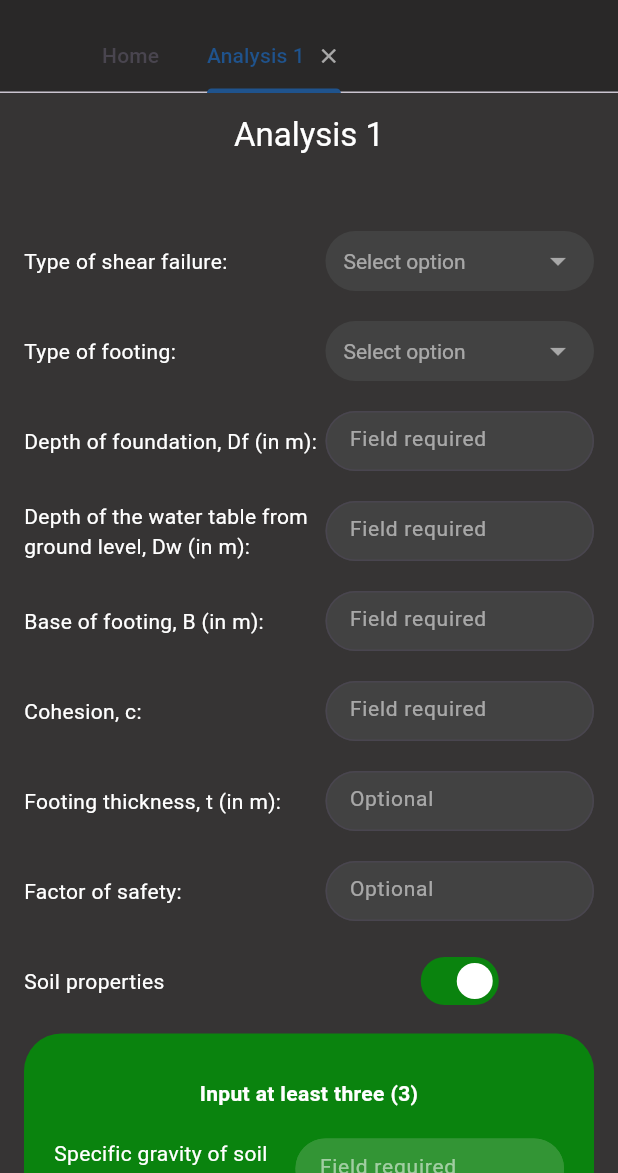
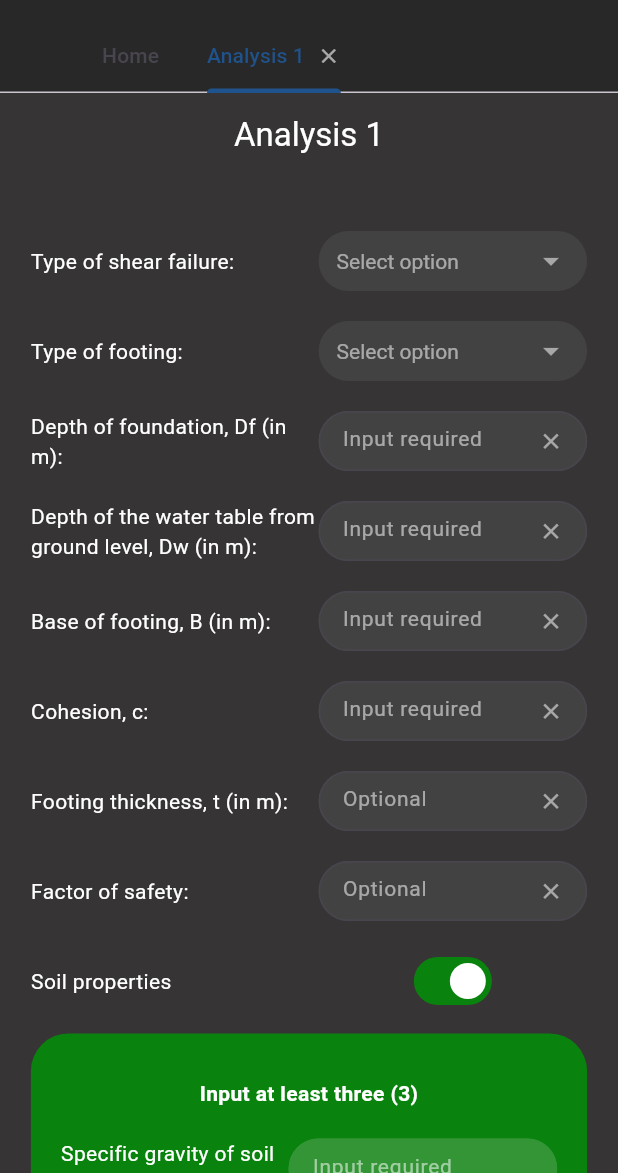
Before and after one commit to raymunddd/foundcalc, a Flutter app: the screen it shows after launch, after a tap on "Analysis", on a phone screen of 412 x 824 dp, the part 63-1236 px from its top. Run offline on Flutter 3.47's test engine with Material 3 defaults, Android fonts, the phone set to English and light mode, and no system bars.

Commit message:
Updated UI to be more centered for Windows devices

```diff
--- a/foundcalc/lib/pages/analysis_page.dart
+++ b/foundcalc/lib/pages/analysis_page.dart
@@ -218,6 +218,7 @@ Widget build(BuildContext context) {
     body: SingleChildScrollView(
       child: Padding(
         padding: const EdgeInsets.all(16.0),
+        child: Center(
           child: Column(
             mainAxisSize: MainAxisSize.min, // Ensures it takes only necessary height
             // row managerrrr
@@ -254,6 +255,7 @@ Widget build(BuildContext context) {
           ),
         ),
       ),
+    ),
   );
 }
 
@@ -274,6 +276,9 @@ Widget build(BuildContext context) {
   Widget row1ShearFailure() {
     return Padding(
       padding: EdgeInsets.only(top: 20),
+      child: Container(
+        width: MediaQuery.of(context).size.width * 0.9,
+        constraints: BoxConstraints(maxWidth: 500),
         child: Row(
           mainAxisAlignment: MainAxisAlignment.spaceBetween, // Centers row children horizontally
           children: [
@@ -316,11 +321,15 @@ Widget build(BuildContext context) {
             ),
           ],
         ),
+      ),
     );
   }
   Widget row2FootingType() {
     return Padding(
       padding: EdgeInsets.only(top: 20),
+      child: Container(
+        width: MediaQuery.of(context).size.width * 0.9,
+        constraints: BoxConstraints(maxWidth: 500),
         child: Row(
           mainAxisAlignment: MainAxisAlignment.spaceBetween, // Centers row children horizontally
           children: [
@@ -363,11 +372,15 @@ Widget build(BuildContext context) {
           ),
         ],
       ),
+      ),
     );
   }
   Widget row3Df() {
     return Padding(
       padding: EdgeInsets.only(top: 20),
+      child: Container(
+        width: MediaQuery.of(context).size.width * 0.9,
+        constraints: BoxConstraints(maxWidth: 500),
         child: Row(
           mainAxisAlignment: MainAxisAlignment.spaceBetween, // Centers row children horizontally
           children: [
@@ -389,7 +402,7 @@ Widget build(BuildContext context) {
                     controller: inputDepthFoundation, //Ito yun pampalagay sa variable hahaha. Dapat di to mawawala
                     style: TextStyle(color: Colors.white),
                     decoration: InputDecoration(
-                    hintText: "Field required",
+                      hintText: "Input required",
                       hintStyle: TextStyle(color: Colors.white54, fontSize: 14),
                       border: OutlineInputBorder(
                         borderRadius: BorderRadius.circular(25),
@@ -400,18 +413,33 @@ Widget build(BuildContext context) {
                         borderRadius: BorderRadius.circular(25),
                         borderSide: BorderSide(color: Colors.white),
                       ),
-                  ),
-                ),
-              )
-            )
-          ),
-        ],
+                      suffixIcon: IconButton(
+                        icon: Icon(
+                          Icons.clear,
+                          color: Colors.white54,
+                        ),
+                        iconSize: 17,
+                        onPressed: () {
+                          // Clear the text field
+                          inputDepthFoundation.clear();
+                        },
+                      ),
+                    ),
+                  )
+                )
+              ),
+            ),
+          ],
+        ),
       ),
     );
   }
   Widget row4Dw() {
     return Padding(
       padding: EdgeInsets.only(top: 20),
+      child: Container(
+        width: MediaQuery.of(context).size.width * 0.9,
+        constraints: BoxConstraints(maxWidth: 500),
         child: Row(
           mainAxisAlignment: MainAxisAlignment.spaceBetween, // Centers row children horizontally
           children: [
@@ -433,7 +461,7 @@ Widget build(BuildContext context) {
                     controller: inputDepthWater,
                     style: TextStyle(color: Colors.white),
                     decoration: InputDecoration(
-                    hintText: "Field required",
+                      hintText: "Input required",
                       hintStyle: TextStyle(color: Colors.white54, fontSize: 14),
                       border: OutlineInputBorder(
                         borderRadius: BorderRadius.circular(25),
@@ -444,18 +472,33 @@ Widget build(BuildContext context) {
                         borderRadius: BorderRadius.circular(25),
                         borderSide: BorderSide(color: Colors.white),
                       ),
-                  ),
-                ),
-              )
-            )
-          ),
-        ],
+                      suffixIcon: IconButton(
+                        icon: Icon(
+                          Icons.clear,
+                          color: Colors.white54,
+                        ),
+                        iconSize: 17,
+                        onPressed: () {
+                          // Clear the text field
+                          inputDepthFoundation.clear();
+                        },
+                      ),
+                    ),
+                  ),
+                )
+              )
+            ),
+          ],
+        ),
       ),
     );
   }
   Widget row5footingDim() {
     return Padding(
       padding: EdgeInsets.only(top: 20),
+      child: Container(
+        width: MediaQuery.of(context).size.width * 0.9,
+        constraints: BoxConstraints(maxWidth: 500),
         child: Row(
           mainAxisAlignment: MainAxisAlignment.spaceBetween, // Centers row children horizontally
           children: [
@@ -477,7 +520,7 @@ Widget build(BuildContext context) {
                     controller: inputFootingBase,
                     style: TextStyle(color: Colors.white),
                     decoration: InputDecoration(
-                    hintText: "Field required",
+                      hintText: "Input required",
                       hintStyle: TextStyle(color: Colors.white54, fontSize: 14),
                       border: OutlineInputBorder(
                         borderRadius: BorderRadius.circular(25),
@@ -488,18 +531,33 @@ Widget build(BuildContext context) {
                         borderRadius: BorderRadius.circular(25),
                         borderSide: BorderSide(color: Colors.white),
                       ),
-                  ),
-                ),
-              )
-            )
-          ),
-        ],
+                      suffixIcon: IconButton(
+                        icon: Icon(
+                          Icons.clear,
+                          color: Colors.white54,
+                        ),
+                        iconSize: 17,
+                        onPressed: () {
+                          // Clear the text field
+                          inputDepthFoundation.clear();
+                        },
+                      ),
+                    ),
+                  ),
+                )
+              )
+            ),
+          ],
+        ),
       ),
     );
   }
   Widget row6Cohesion() {
     return Padding(
       padding: EdgeInsets.only(top: 20),
+      child: Container(
+        width: MediaQuery.of(context).size.width * 0.9,
+        constraints: BoxConstraints(maxWidth: 500),
         child: Row(
           mainAxisAlignment: MainAxisAlignment.spaceBetween, // Centers row children horizontally
           children: [
@@ -521,7 +579,7 @@ Widget build(BuildContext context) {
                     controller: inputCohesion,
                     style: TextStyle(color: Colors.white),
                     decoration: InputDecoration(
-                    hintText: "Field required",
+                      hintText: "Input required",
                       hintStyle: TextStyle(color: Colors.white54, fontSize: 14),
                       border: OutlineInputBorder(
                         borderRadius: BorderRadius.circular(25),
@@ -532,18 +590,33 @@ Widget build(BuildContext context) {
                         borderRadius: BorderRadius.circular(25),
                         borderSide: BorderSide(color: Colors.white),
                       ),
-                  ),
-                ),
-              )
-            )
-          ),
-        ],
+                      suffixIcon: IconButton(
+                        icon: Icon(
+                          Icons.clear,
+                          color: Colors.white54,
+                        ),
+                        iconSize: 17,
+                        onPressed: () {
+                          // Clear the text field
+                          inputDepthFoundation.clear();
+                        },
+                      ),
+                    ),
+                  ),
+                )
+              )
+            ),
+          ],
+        ),
       ),
     );
   }
   Widget row7Thickness() {
     return Padding(
       padding: EdgeInsets.only(top: 20),
+      child: Container(
+        width: MediaQuery.of(context).size.width * 0.9,
+        constraints: BoxConstraints(maxWidth: 500),
         child: Row(
           mainAxisAlignment: MainAxisAlignment.spaceBetween, // Centers row children horizontally
           children: [
@@ -576,18 +649,33 @@ Widget build(BuildContext context) {
                         borderRadius: BorderRadius.circular(25),
                         borderSide: BorderSide(color: Colors.white),
                       ),
-                  ),
-                ),
-              )
-            )
-          ),
-        ],
+                      suffixIcon: IconButton(
+                          icon: Icon(
+                            Icons.clear,
+                            color: Colors.white54,
+                          ),
+                          iconSize: 17,
+                          onPressed: () {
+                            // Clear the text field
+                            inputDepthFoundation.clear();
+                          },
+                        ),
+                    ),
+                  ),
+                )
+              )
+            ),
+          ],
+        ),
       ),
     );
   }
   Widget row8FactorOfSafety() {
     return Padding(
       padding: EdgeInsets.only(top: 20),
+      child: Container(
+        width: MediaQuery.of(context).size.width * 0.9,
+        constraints: BoxConstraints(maxWidth: 500),
         child: Row(
           mainAxisAlignment: MainAxisAlignment.spaceBetween, // Centers row children horizontally
           children: [
@@ -620,20 +708,34 @@ Widget build(BuildContext context) {
                         borderRadius: BorderRadius.circular(25),
                         borderSide: BorderSide(color: Colors.white),
                       ),
-                  ),
-                ),
-              )
-            )
-          ),
-        ],
-      ),
-    );
-  }
-
+                      suffixIcon: IconButton(
+                        icon: Icon(
+                          Icons.clear,
+                          color: Colors.white54,
+                        ),
+                        iconSize: 17,
+                        onPressed: () {
+                          // Clear the text field
+                          inputDepthFoundation.clear();
+                        },
+                      ),
+                    ),
+                  ),
+                )
+              )
+            ),
+          ],
+        ),
+      ),
+    );
+  }
 
   Widget row9SoilProp() {
     return Padding(
       padding: EdgeInsets.only(top: 20),
+      child: Container(
+        width: MediaQuery.of(context).size.width * 0.9,
+        constraints: BoxConstraints(maxWidth: 500),
         child: Row(
           mainAxisAlignment: MainAxisAlignment.spaceBetween, // Centers row children horizontally
           children: [
@@ -668,6 +770,7 @@ Widget build(BuildContext context) {
             ),
           ],
         ),
+      ),
     );
   }
   // Soil Prop On
@@ -677,6 +780,8 @@ Widget build(BuildContext context) {
       child: Visibility(
         visible: widget.state.soilProp,
         child: Container(
+          width: MediaQuery.of(context).size.width * 0.9,
+          constraints: BoxConstraints(maxWidth: 500),
           decoration: BoxDecoration(
             borderRadius: BorderRadius.circular(25),
             color: const Color.fromARGB(255, 10, 131, 14),
@@ -747,7 +852,7 @@ Widget build(BuildContext context) {
                   controller: inputSpecificGravity,
                   style: TextStyle(color: Colors.white),
                   decoration: InputDecoration(
-                    hintText: "Field required",
+                    hintText: "Input required",
                     hintStyle: TextStyle(color: Colors.white54, fontSize: 14),
                     enabledBorder: OutlineInputBorder(
                       borderRadius: BorderRadius.circular(25),
@@ -799,7 +904,7 @@ Widget build(BuildContext context) {
                   controller: inputWaterContent,
                   style: TextStyle(color: Colors.white),
                   decoration: InputDecoration(
-                    hintText: "Field required",
+                    hintText: "Input required",
                     hintStyle: TextStyle(color: Colors.white54, fontSize: 14),
                     enabledBorder: OutlineInputBorder(
                       borderRadius: BorderRadius.circular(25),
@@ -851,7 +956,7 @@ Widget build(BuildContext context) {
                   controller: inputVoidRatio,
                   style: TextStyle(color: Colors.white),
                   decoration: InputDecoration(
-                    hintText: "Field required",
+                    hintText: "Input required",
                     hintStyle: TextStyle(color: Colors.white54, fontSize: 14),
                     enabledBorder: OutlineInputBorder(
                       borderRadius: BorderRadius.circular(25),
@@ -903,7 +1008,7 @@ Widget build(BuildContext context) {
                   controller: inputDegreeSat,
                   style: TextStyle(color: Colors.white),
                   decoration: InputDecoration(
-                    hintText: "Field required",
+                    hintText: "Input required",
                     hintStyle: TextStyle(color: Colors.white54, fontSize: 14),
                     enabledBorder: OutlineInputBorder(
                       borderRadius: BorderRadius.circular(25),
@@ -935,6 +1040,8 @@ Widget build(BuildContext context) {
       child: Visibility(
         visible: !widget.state.soilProp,
         child: Container(
+          width: MediaQuery.of(context).size.width * 0.9,
+          constraints: BoxConstraints(maxWidth: 500),
           decoration: BoxDecoration(
             borderRadius: BorderRadius.circular(25),
             color: const Color.fromARGB(255, 201, 40, 29),
@@ -1005,7 +1112,7 @@ Widget build(BuildContext context) {
                   controller: inputGammaDry,
                   style: TextStyle(color: Colors.white),
                   decoration: InputDecoration(
-                    hintText: "Field required",
+                    hintText: "Input required",
                     hintStyle: TextStyle(color: Colors.white54, fontSize: 14),
                     enabledBorder: OutlineInputBorder(
                       borderRadius: BorderRadius.circular(25),
@@ -1057,7 +1164,7 @@ Widget build(BuildContext context) {
                   controller: inputGammaMoist,
                   style: TextStyle(color: Colors.white),
                   decoration: InputDecoration(
-                    hintText: "Field required",
+                    hintText: "Input required",
                     hintStyle: TextStyle(color: Colors.white54, fontSize: 14),
                     enabledBorder: OutlineInputBorder(
                       borderRadius: BorderRadius.circular(25),
@@ -1109,7 +1216,7 @@ Widget build(BuildContext context) {
                   controller: inputGammaSat,
                   style: TextStyle(color: Colors.white),
                   decoration: InputDecoration(
-                    hintText: "Field required",
+                    hintText: "Input required",
                     hintStyle: TextStyle(color: Colors.white54, fontSize: 14),
                     enabledBorder: OutlineInputBorder(
                       borderRadius: BorderRadius.circular(25),
@@ -1139,6 +1246,9 @@ Widget build(BuildContext context) {
   Widget row11AngleDet() {
     return Padding(
       padding: EdgeInsets.only(top: 10),
+      child: Container(
+        width: MediaQuery.of(context).size.width * 0.9,
+        constraints: BoxConstraints(maxWidth: 500),
         child: Row(
           mainAxisAlignment: MainAxisAlignment.spaceBetween, // Centers row children horizontally
           children: [
@@ -1173,6 +1283,7 @@ Widget build(BuildContext context) {
             ),
           ],
         ),
+      ),
     );
   }
 // Angle Det On
@@ -1182,6 +1293,8 @@ Widget build(BuildContext context) {
       child: Visibility(
         visible: widget.state.angleDet,
         child: Container(
+          width: MediaQuery.of(context).size.width * 0.9,
+          constraints: BoxConstraints(maxWidth: 500),
           decoration: BoxDecoration(
             borderRadius: BorderRadius.circular(25),
             color: const Color.fromARGB(255, 10, 131, 14),
@@ -1228,7 +1341,7 @@ Widget build(BuildContext context) {
                   controller: inputAngleFriction,
                   style: TextStyle(color: Colors.white),
                   decoration: InputDecoration(
-                    hintText: "Field required",
+                    hintText: "Input required",
                     hintStyle: TextStyle(color: Colors.white54, fontSize: 14),
                     enabledBorder: OutlineInputBorder(
                       borderRadius: BorderRadius.circular(25),
@@ -1260,6 +1373,8 @@ Widget build(BuildContext context) {
       child: Visibility(
         visible: !widget.state.angleDet,
         child: Container(
+          width: MediaQuery.of(context).size.width * 0.9,
+          constraints: BoxConstraints(maxWidth: 500),
           decoration: BoxDecoration(
             borderRadius: BorderRadius.circular(25),
             color: const Color.fromARGB(255, 201, 40, 29),
@@ -1310,7 +1425,7 @@ Widget build(BuildContext context) {
                   controller: inputFactCohesion,
                   style: TextStyle(color: Colors.white),
                   decoration: InputDecoration(
-                    hintText: "Field required",
+                    hintText: "Input required",
                     hintStyle: TextStyle(color: Colors.white54, fontSize: 14),
                     enabledBorder: OutlineInputBorder(
                       borderRadius: BorderRadius.circular(25),
@@ -1362,7 +1477,7 @@ Widget build(BuildContext context) {
                   controller: inputFactOverburden,
                   style: TextStyle(color: Colors.white),
                   decoration: InputDecoration(
-                    hintText: "Field required",
+                    hintText: "Input required",
                     hintStyle: TextStyle(color: Colors.white54, fontSize: 14),
                     enabledBorder: OutlineInputBorder(
                       borderRadius: BorderRadius.circular(25),
@@ -1414,7 +1529,7 @@ Widget build(BuildContext context) {
                   controller: inputFactUnitWeight,
                   style: TextStyle(color: Colors.white),
                   decoration: InputDecoration(
-                    hintText: "Field required",
+                    hintText: "Input required",
                     hintStyle: TextStyle(color: Colors.white54, fontSize: 14),
                     enabledBorder: OutlineInputBorder(
                       borderRadius: BorderRadius.circular(25),
@@ -1440,10 +1555,12 @@ Widget build(BuildContext context) {
     );
   }
 
-
   Widget row13yWaterDet() {
     return Padding(
       padding: EdgeInsets.only(top: 10),
+      child: Container(
+        width: MediaQuery.of(context).size.width * 0.9,
+        constraints: BoxConstraints(maxWidth: 500),
         child: Row(
           mainAxisAlignment: MainAxisAlignment.spaceBetween, // Centers row children horizontally
           children: [
@@ -1478,6 +1595,7 @@ Widget build(BuildContext context) {
             ),
           ],
         ),
+      ),
     );
   }
   Widget row14yWaterDetOn() {
@@ -1486,6 +1604,8 @@ Widget build(BuildContext context) {
       child: Visibility(
         visible: widget.state.waterDet,
         child: Container(
+          width: MediaQuery.of(context).size.width * 0.9,
+          constraints: BoxConstraints(maxWidth: 500),
           decoration: BoxDecoration(
             borderRadius: BorderRadius.circular(25),
             color: const Color.fromARGB(255, 10, 131, 14),
@@ -1531,7 +1651,7 @@ Widget build(BuildContext context) {
                   controller: inputUnitWeightWater,
                   style: TextStyle(color: Colors.white),
                   decoration: InputDecoration(
-                    hintText: "Field required",
+                    hintText: "Input required",
                     hintStyle: TextStyle(color: Colors.white54, fontSize: 14),
                     enabledBorder: OutlineInputBorder(
                       borderRadius: BorderRadius.circular(25),
@@ -1557,10 +1677,12 @@ Widget build(BuildContext context) {
     );
   }
 
-
   Widget row15yConcreteDet() {
     return Padding(
       padding: EdgeInsets.only(top: 10),
+      child: Container(
+        width: MediaQuery.of(context).size.width * 0.9,
+        constraints: BoxConstraints(maxWidth: 500),
         child: Row(
           mainAxisAlignment: MainAxisAlignment.spaceBetween, // Centers row children horizontally
           children: [
@@ -1595,6 +1717,7 @@ Widget build(BuildContext context) {
             ),
           ],
         ),
+      ),
     );
   }
   Widget row16yConcreteDetOn() {
@@ -1603,6 +1726,8 @@ Widget build(BuildContext context) {
       child: Visibility(
         visible: widget.state.concreteDet,
         child: Container(
+          width: MediaQuery.of(context).size.width * 0.9,
+          constraints: BoxConstraints(maxWidth: 500),
           decoration: BoxDecoration(
             borderRadius: BorderRadius.circular(25),
             color: const Color.fromARGB(255, 10, 131, 14),
```
Lines whose indentation alone changed are shown as unchanged.
